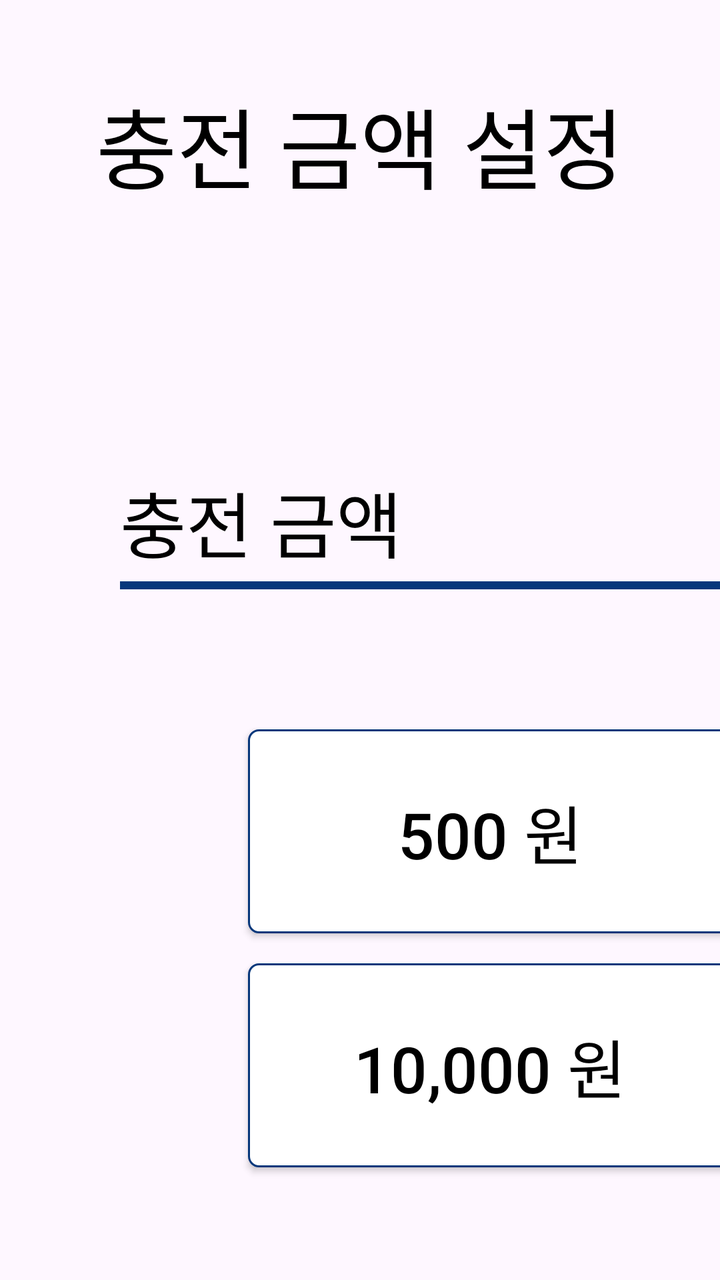
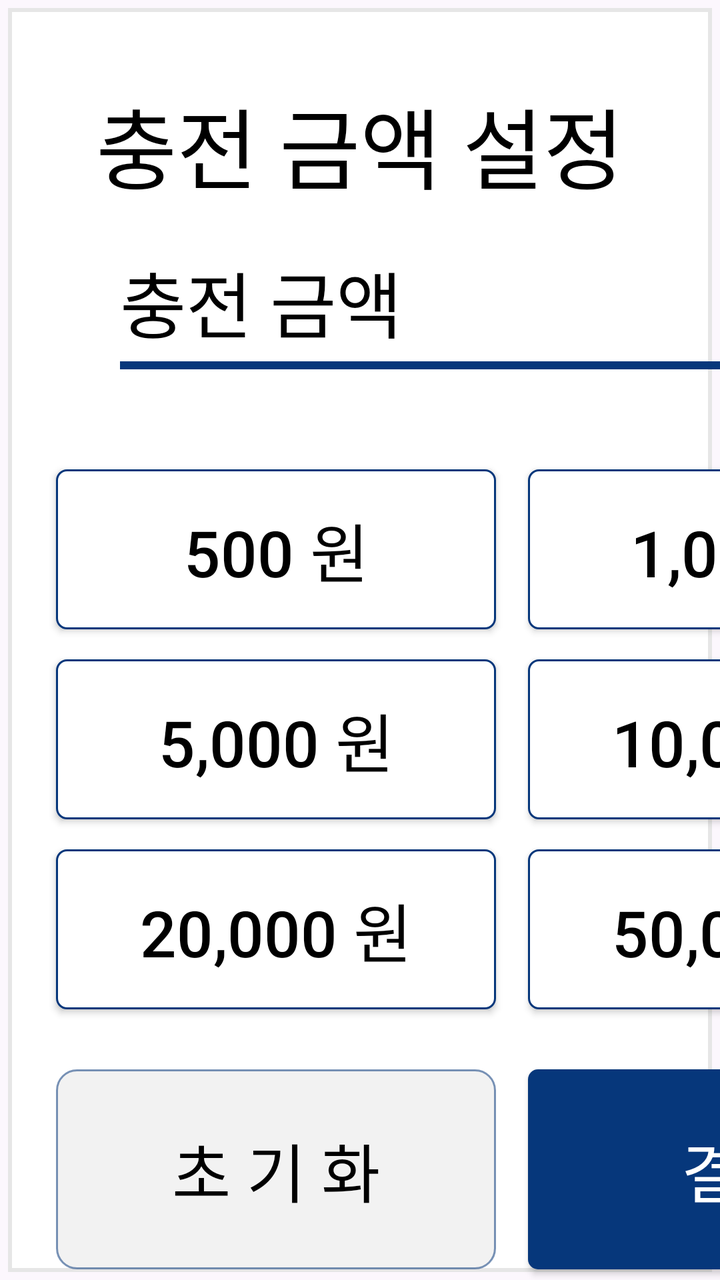

The first picture is an Android layout as it rendered before a commit; the second is the same layout after the commit. The layout source and the unified diff follow.
<!-- AndroidManifest.xml: application theme Theme.FastCharger -->
<!-- res/layout/fragment_credit_card.xml -->
<?xml version="1.0" encoding="utf-8"?>
<androidx.constraintlayout.widget.ConstraintLayout xmlns:android="http://schemas.android.com/apk/res/android"
    xmlns:tools="http://schemas.android.com/tools"
    xmlns:app="http://schemas.android.com/apk/res-auto"
    android:layout_width="1024dp"
    android:layout_height="652dp"
    tools:context=".pages.CreditCardFragment">

    <TextView
        android:id="@+id/txtCreditMessage"
        android:layout_width="match_parent"
        android:layout_height="wrap_content"
        android:layout_marginTop="40dp"
        android:gravity="center_horizontal"
        android:text="@string/creditMessage"
        android:textSize="44sp"
        app:layout_constraintTop_toTopOf="parent"
        app:layout_constraintLeft_toLeftOf="parent" />

    <TextView
        android:id="@+id/txtPriceTitle"
        android:layout_width="wrap_content"
        android:layout_height="wrap_content"
        android:layout_marginTop="130dp"
        android:layout_marginStart="60dp"
        android:text="@string/priceMessage"
        android:textSize="36sp"
        android:textColor="@color/black"
        app:layout_constraintTop_toBottomOf="@id/txtCreditMessage"
        app:layout_constraintLeft_toLeftOf="parent"
        tools:ignore="RtlHardcoded" />

    <TextView
        android:id="@+id/txtInputAmt"
        android:layout_width="200dp"
        android:layout_height="50dp"
        android:gravity="right|center"
        android:layout_marginStart="20dp"
        android:text="0"
        android:textSize="40sp"
        android:textColor="@color/black"
        app:layout_constraintLeft_toRightOf="@id/txtPriceTitle"
        app:layout_constraintTop_toTopOf="@id/txtPriceTitle"
        app:layout_constraintBottom_toBottomOf="@id/txtPriceTitle"
        tools:ignore="RtlHardcoded" />

    <TextView
        android:id="@+id/won"
        android:layout_width="wrap_content"
        android:layout_height="wrap_content"
        android:layout_marginStart="10dp"
        android:text="@string/payUnitMessage"
        android:textSize="34sp"
        android:textColor="@color/black"
        app:layout_constraintLeft_toRightOf="@id/txtInputAmt"
        app:layout_constraintBottom_toBottomOf="@id/txtInputAmt" />

    <View
        android:id="@+id/viewLine"
        android:layout_width="400dp"
        android:layout_height="4dp"
        android:layout_marginTop="5dp"
        android:layout_centerInParent="true"
        android:background="@color/primary"
        app:layout_constraintLeft_toLeftOf="@id/txtPriceTitle"
        app:layout_constraintTop_toBottomOf="@id/txtInputAmt"  />

    <TextView
        android:id="@+id/txtUnitPrice"
        android:layout_width="wrap_content"
        android:layout_height="wrap_content"
        android:layout_marginTop="10dp"
        android:textSize="20sp"
        app:layout_constraintLeft_toLeftOf="@+id/txtPriceTitle"
        app:layout_constraintTop_toBottomOf="@id/txtInputAmt"
        tools:ignore="RtlHardcoded" />

    <Button
        android:id="@+id/btn500"
        android:layout_width="242dp"
        android:layout_height="102dp"
        android:layout_marginStart="124dp"
        android:layout_marginTop="70dp"
        android:text="@string/btn_500"
        android:textSize="32sp"
        android:tag="500"
        android:background="@drawable/selector_default_btn"
        app:backgroundTint="@null"
        app:layout_constraintLeft_toLeftOf="parent"
        app:layout_constraintTop_toBottomOf="@id/viewLine" />

    <Button
        android:id="@+id/btn1000"
        android:layout_width="242dp"
        android:layout_height="102dp"
        android:layout_marginStart="25dp"
        android:text="@string/btn_1000"
        android:textSize="32sp"
        android:tag="1000"
        android:background="@drawable/selector_default_btn"
        app:backgroundTint="@null"
        app:layout_constraintLeft_toRightOf="@id/btn500"
        app:layout_constraintTop_toTopOf="@id/btn500" />

    <Button
        android:id="@+id/btn5000"
        android:layout_width="242dp"
        android:layout_height="102dp"
        android:layout_marginStart="25dp"
        android:text="@string/btn_5000"
        android:textSize="32sp"
        android:tag="5000"
        android:background="@drawable/selector_default_btn"
        app:backgroundTint="@null"
        app:layout_constraintLeft_toRightOf="@id/btn1000"
        app:layout_constraintTop_toTopOf="@id/btn1000" />

    <Button
        android:id="@+id/btn10000"
        android:layout_width="242dp"
        android:layout_height="102dp"
        android:layout_marginTop="15dp"
        android:text="@string/btn_10000"
        android:textSize="32sp"
        android:tag="10000"
        android:background="@drawable/selector_default_btn"
        app:backgroundTint="@null"
        app:layout_constraintLeft_toLeftOf="@id/btn500"
        app:layout_constraintTop_toBottomOf="@id/btn500" />

    <Button
        android:id="@+id/btn20000"
        android:layout_width="242dp"
        android:layout_height="102dp"
        android:layout_marginStart="25dp"
        android:text="@string/btn_20000"
        android:textSize="32sp"
        android:tag="20000"
        android:background="@drawable/selector_default_btn"
        app:backgroundTint="@null"
        app:layout_constraintLeft_toRightOf="@id/btn10000"
        app:layout_constraintTop_toTopOf="@id/btn10000" />

    <Button
        android:id="@+id/btn50000"
        android:layout_width="242dp"
        android:layout_height="102dp"
        android:layout_marginStart="25dp"
        android:text="@string/btn_Full"
        android:textSize="32sp"
        android:tag="50000"
        android:background="@drawable/selector_default_btn"
        app:backgroundTint="@null"
        app:layout_constraintLeft_toRightOf="@id/btn20000"
        app:layout_constraintTop_toTopOf="@id/btn20000" />

    <Button
        android:id="@+id/btnClear"
        android:layout_width="220dp"
        android:layout_height="100dp"
        android:layout_marginStart="50dp"
        android:layout_marginTop="100dp"
        android:text="@string/btn_clear"
        android:textSize="32sp"
        android:background="@drawable/shape_card_bg"
        app:backgroundTint="@null"
        app:layout_constraintLeft_toRightOf="@id/viewLine"
        app:layout_constraintTop_toBottomOf="@id/txtCreditMessage" />

    <Button
        android:id="@+id/btnPay"
        android:layout_width="220dp"
        android:layout_height="100dp"
        android:layout_marginStart="20dp"
        android:text="@string/btn_pay"
        android:textSize="32sp"
        android:background="@drawable/shape_btn_blue"
        app:backgroundTint="@null"
        app:layout_constraintLeft_toRightOf="@id/btnClear"
        app:layout_constraintTop_toTopOf="@id/btnClear" />

</androidx.constraintlayout.widget.ConstraintLayout>
<!-- resources referenced by this layout -->
<resources>
  <color name="black">#FF000000</color>
  <color name="primary">#06377B</color>
  <!-- drawable selector_default_btn (drawable) -->
  <?xml version="1.0" encoding="utf-8"?>
  <selector xmlns:android="http://schemas.android.com/apk/res/android">
      <item android:state_pressed="true">
          <shape android:shape="rectangle">
              <corners android:radius="5dp" />
              <stroke android:width="1dp" android:color="@color/primary" />
              <gradient android:angle="-90" android:startColor="#FFF1F7FF" android:endColor="#FFF1F7FF" />
          </shape>
      </item>
      <item android:state_focused="true">
          <shape android:shape="rectangle">
              <corners android:radius="5dp" />
              <stroke android:width="1dp" android:color="@color/primary" />
              <gradient android:angle="-90" android:startColor="#FFF1F7FF" android:endColor="#FFF1F7FF" />
          </shape>
      </item>
      <item>
          <shape android:shape="rectangle">
              <corners android:radius="5dp" />
              <stroke android:width="1dp" android:color="@color/primary" />
              <solid android:color="#2de6d6" />
              <gradient android:angle="-90" android:startColor="#FFFFFFFF" android:endColor="#FFFFFFFF" />
          </shape>
      </item>
  </selector>
  <!-- drawable shape_btn_blue (drawable) -->
  <?xml version="1.0" encoding="utf-8"?>
  <shape xmlns:android="http://schemas.android.com/apk/res/android">
      <solid android:color="#06377B" />
      <corners android:radius="5dp" />
  </shape>
  <!-- drawable shape_card_bg (drawable) -->
  <?xml version="1.0" encoding="utf-8"?>
  <shape xmlns:android="http://schemas.android.com/apk/res/android">
      <solid android:color="#F2F2F2"/>
      <corners android:radius="10dp"/>
      <stroke
          android:width="1dp"
          android:color="#8806377B"/>
  </shape>
  <string name="btn_1000"><font color="#FF000000">1,000 원</font></string>
  <string name="btn_10000"><font color="#FF000000">10,000 원</font></string>
  <string name="btn_20000"><font color="#FF000000">20,000 원</font></string>
  <string name="btn_500"><font color="#FF000000">500 원</font></string>
  <string name="btn_5000"><font color="#FF000000">5,000 원</font></string>
  <string name="btn_Full"><font color="#FF000000">50,000 원</font></string>
  <string name="btn_clear"><font color="#FF000000">초 기 화</font></string>
  <string name="btn_pay"><font color="#FFFFFFFF"> 결     제 </font></string>
  <string name="creditMessage"><font color="#000000">충전 금액 설정</font></string>
  <string name="payUnitMessage">원</string>
  <string name="priceMessage"> 충전 금액 </string>
  <style name="Theme.FastCharger" parent="Base.Theme.FastCharger" />
  <style name="Base.Theme.FastCharger" parent="Theme.Material3.DayNight.NoActionBar">
          
          
          <item name="windowNoTitle">true</item>
          <item name="android:windowFullscreen">true</item>
      </style>
</resources>

<!-- the commit's change to res/layout/fragment_credit_card.xml (unified diff, before → after) -->
@@ -2,9 +2,17 @@
 <androidx.constraintlayout.widget.ConstraintLayout xmlns:android="http://schemas.android.com/apk/res/android"
     xmlns:tools="http://schemas.android.com/tools"
     xmlns:app="http://schemas.android.com/apk/res-auto"
-    android:layout_width="1024dp"
+    android:layout_width="512dp"
     android:layout_height="652dp"
     tools:context=".pages.CreditCardFragment">
+
+    <View
+        android:id="@+id/view"
+        android:layout_width="match_parent"
+        android:layout_height="match_parent"
+        android:background="@drawable/layer_list_rect"
+        tools:layout_editor_absoluteX="5dp"
+        tools:layout_editor_absoluteY="5dp" />
 
     <TextView
         android:id="@+id/txtCreditMessage"
@@ -21,7 +29,7 @@
         android:id="@+id/txtPriceTitle"
         android:layout_width="wrap_content"
         android:layout_height="wrap_content"
-        android:layout_marginTop="130dp"
+        android:layout_marginTop="20dp"
         android:layout_marginStart="60dp"
         android:text="@string/priceMessage"
         android:textSize="36sp"
@@ -37,7 +45,7 @@
         android:gravity="right|center"
         android:layout_marginStart="20dp"
         android:text="0"
-        android:textSize="40sp"
+        android:textSize="36sp"
         android:textColor="@color/black"
         app:layout_constraintLeft_toRightOf="@id/txtPriceTitle"
         app:layout_constraintTop_toTopOf="@id/txtPriceTitle"
@@ -50,7 +58,7 @@
         android:layout_height="wrap_content"
         android:layout_marginStart="10dp"
         android:text="@string/payUnitMessage"
-        android:textSize="34sp"
+        android:textSize="36sp"
         android:textColor="@color/black"
         app:layout_constraintLeft_toRightOf="@id/txtInputAmt"
         app:layout_constraintBottom_toBottomOf="@id/txtInputAmt" />
@@ -70,17 +78,17 @@
         android:layout_width="wrap_content"
         android:layout_height="wrap_content"
         android:layout_marginTop="10dp"
-        android:textSize="20sp"
+        android:textSize="24sp"
         app:layout_constraintLeft_toLeftOf="@+id/txtPriceTitle"
         app:layout_constraintTop_toBottomOf="@id/txtInputAmt"
         tools:ignore="RtlHardcoded" />
 
     <Button
         android:id="@+id/btn500"
-        android:layout_width="242dp"
-        android:layout_height="102dp"
-        android:layout_marginStart="124dp"
-        android:layout_marginTop="70dp"
+        android:layout_width="220dp"
+        android:layout_height="80dp"
+        android:layout_marginStart="28dp"
+        android:layout_marginTop="50dp"
         android:text="@string/btn_500"
         android:textSize="32sp"
         android:tag="500"
@@ -91,9 +99,9 @@
 
     <Button
         android:id="@+id/btn1000"
-        android:layout_width="242dp"
-        android:layout_height="102dp"
-        android:layout_marginStart="25dp"
+        android:layout_width="220dp"
+        android:layout_height="80dp"
+        android:layout_marginStart="16dp"
         android:text="@string/btn_1000"
         android:textSize="32sp"
         android:tag="1000"
@@ -104,48 +112,48 @@
 
     <Button
         android:id="@+id/btn5000"
-        android:layout_width="242dp"
-        android:layout_height="102dp"
-        android:layout_marginStart="25dp"
+        android:layout_width="220dp"
+        android:layout_height="80dp"
+        android:layout_marginTop="15dp"
         android:text="@string/btn_5000"
         android:textSize="32sp"
         android:tag="5000"
-        android:background="@drawable/selector_default_btn"
-        app:backgroundTint="@null"
-        app:layout_constraintLeft_toRightOf="@id/btn1000"
-        app:layout_constraintTop_toTopOf="@id/btn1000" />
-
-    <Button
-        android:id="@+id/btn10000"
-        android:layout_width="242dp"
-        android:layout_height="102dp"
-        android:layout_marginTop="15dp"
-        android:text="@string/btn_10000"
-        android:textSize="32sp"
-        android:tag="10000"
         android:background="@drawable/selector_default_btn"
         app:backgroundTint="@null"
         app:layout_constraintLeft_toLeftOf="@id/btn500"
         app:layout_constraintTop_toBottomOf="@id/btn500" />
 
     <Button
+        android:id="@+id/btn10000"
+        android:layout_width="220dp"
+        android:layout_height="80dp"
+        android:layout_marginStart="16dp"
+        android:text="@string/btn_10000"
+        android:textSize="32sp"
+        android:tag="10000"
+        android:background="@drawable/selector_default_btn"
+        app:backgroundTint="@null"
+        app:layout_constraintLeft_toRightOf="@id/btn5000"
+        app:layout_constraintTop_toTopOf="@id/btn5000" />
+
+    <Button
         android:id="@+id/btn20000"
-        android:layout_width="242dp"
-        android:layout_height="102dp"
-        android:layout_marginStart="25dp"
+        android:layout_width="220dp"
+        android:layout_height="80dp"
+        android:layout_marginTop="15dp"
         android:text="@string/btn_20000"
         android:textSize="32sp"
         android:tag="20000"
         android:background="@drawable/selector_default_btn"
         app:backgroundTint="@null"
-        app:layout_constraintLeft_toRightOf="@id/btn10000"
-        app:layout_constraintTop_toTopOf="@id/btn10000" />
+        app:layout_constraintLeft_toLeftOf="@id/btn5000"
+        app:layout_constraintTop_toBottomOf="@id/btn5000" />
 
     <Button
         android:id="@+id/btn50000"
-        android:layout_width="242dp"
-        android:layout_height="102dp"
-        android:layout_marginStart="25dp"
+        android:layout_width="220dp"
+        android:layout_height="80dp"
+        android:layout_marginStart="16dp"
         android:text="@string/btn_Full"
         android:textSize="32sp"
         android:tag="50000"
@@ -158,20 +166,19 @@
         android:id="@+id/btnClear"
         android:layout_width="220dp"
         android:layout_height="100dp"
-        android:layout_marginStart="50dp"
-        android:layout_marginTop="100dp"
+        android:layout_marginTop="30dp"
         android:text="@string/btn_clear"
         android:textSize="32sp"
         android:background="@drawable/shape_card_bg"
         app:backgroundTint="@null"
-        app:layout_constraintLeft_toRightOf="@id/viewLine"
-        app:layout_constraintTop_toBottomOf="@id/txtCreditMessage" />
+        app:layout_constraintLeft_toLeftOf="@id/btn20000"
+        app:layout_constraintTop_toBottomOf="@id/btn20000" />
 
     <Button
         android:id="@+id/btnPay"
         android:layout_width="220dp"
         android:layout_height="100dp"
-        android:layout_marginStart="20dp"
+        android:layout_marginStart="16dp"
         android:text="@string/btn_pay"
         android:textSize="32sp"
         android:background="@drawable/shape_btn_blue"
<!-- resource entries referenced after the edit -->
@@ -2,6 +2,23 @@
 <resources>
   <color name="black">#FF000000</color>
   <color name="primary">#06377B</color>
+  <!-- drawable layer_list_rect (drawable) -->
+  <?xml version="1.0" encoding="utf-8"?>
+  <layer-list xmlns:android="http://schemas.android.com/apk/res/android">
+      
+      <item>
+          <shape android:shape="rectangle">
+              <solid android:color="#33F4F4F4" />
+          </shape>
+      </item>
+      
+      <item android:bottom="4dp" android:right="4dp" android:top="4dp" android:left="4dp">
+          <shape android:shape="rectangle">
+              <solid android:color="#FFFFFF"/>
+              <stroke android:color="#E6E6E6" android:width="2dp" />
+          </shape>
+      </item>
+  </layer-list>
   <!-- drawable selector_default_btn (drawable) -->
   <?xml version="1.0" encoding="utf-8"?>
   <selector xmlns:android="http://schemas.android.com/apk/res/android">
